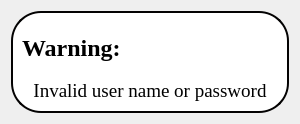
Above: ui/Warning.ui from abdullah0307/Restaurant_predictor before the change. Below: the same form after it.
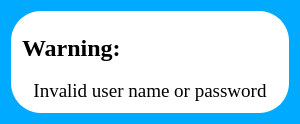
That is the form after the change. Icons and pictures are not drawn.

```diff
--- a/ui/Warning.ui
+++ b/ui/Warning.ui
@@ -20,7 +20,7 @@
    <string>Warning</string>
   </property>
   <property name="styleSheet">
-   <string notr="true">background-image: url(:/bg/images/Tallest Restaurants in the World 7.jpg);
+   <string notr="true">background-color: rgb(0, 170, 255);
 </string>
   </property>
   <layout class="QVBoxLayout" name="verticalLayout">
@@ -31,7 +31,7 @@
 background-color: rgb(255, 255, 255);
 border-color: rgb(255, 0, 0);
 border-radius:30px;
-border:2px solid #030202;
+border:2px solid #ffffff;
 
 </string>
      </property>
```
Left out of the diff: 4 changed lines with no effect on the pictures.
